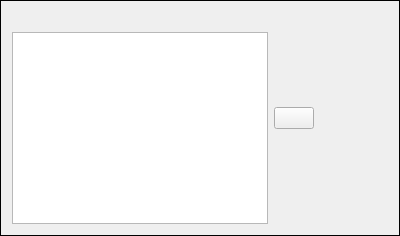
Old version of the form forms/prefabframe.ui in the repository huderlem/porymap.
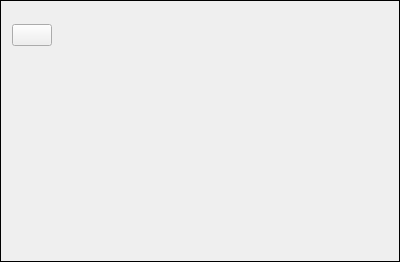
New version of the form. Icons and pictures are not drawn. Custom widgets are drawn as their Qt base class.

What changed in the file:
```diff
--- a/forms/prefabframe.ui
+++ b/forms/prefabframe.ui
@@ -7,7 +7,7 @@
     <x>0</x>
     <y>0</y>
     <width>400</width>
-    <height>149</height>
+    <height>262</height>
    </rect>
   </property>
   <property name="sizePolicy">
@@ -26,7 +26,7 @@
    <string>Frame</string>
   </property>
   <property name="frameShape">
-   <enum>QFrame::Panel</enum>
+   <enum>QFrame::Box</enum>
   </property>
   <layout class="QHBoxLayout" name="horizontalLayout">
    <property name="sizeConstraint">
@@ -34,20 +34,80 @@
    </property>
    <item>
     <layout class="QVBoxLayout" name="verticalLayout">
+     <property name="spacing">
+      <number>0</number>
+     </property>
      <property name="sizeConstraint">
       <enum>QLayout::SetMinimumSize</enum>
      </property>
      <item>
-      <widget class="QLabel" name="label_Name">
+      <widget class="QFrame" name="frame">
        <property name="sizePolicy">
-        <sizepolicy hsizetype="Preferred" vsizetype="Minimum">
+        <sizepolicy hsizetype="Minimum" vsizetype="Preferred">
          <horstretch>0</horstretch>
          <verstretch>0</verstretch>
         </sizepolicy>
        </property>
-       <property name="text">
-        <string/>
+       <property name="frameShape">
+        <enum>QFrame::NoFrame</enum>
        </property>
+       <property name="frameShadow">
+        <enum>QFrame::Raised</enum>
+       </property>
+       <layout class="QHBoxLayout" name="horizontalLayout_3">
+        <property name="spacing">
+         <number>6</number>
+        </property>
+        <property name="leftMargin">
+         <number>0</number>
+        </property>
+        <property name="topMargin">
+         <number>6</number>
+        </property>
+        <property name="rightMargin">
+         <number>9</number>
+        </property>
+        <property name="bottomMargin">
+         <number>6</number>
+        </property>
+        <item>
+         <widget class="QPushButton" name="pushButton">
+          <property name="text">
+           <string/>
+          </property>
+          <property name="icon">
+           <iconset resource="../resources/images.qrc">
+            <normaloff>:/icons/delete.ico</normaloff>:/icons/delete.ico</iconset>
+          </property>
+         </widget>
+        </item>
+        <item>
+         <widget class="QLabel" name="label_Name">
+          <property name="sizePolicy">
+           <sizepolicy hsizetype="Preferred" vsizetype="Minimum">
+            <horstretch>0</horstretch>
+            <verstretch>0</verstretch>
+           </sizepolicy>
+          </property>
+          <property name="text">
+           <string/>
+          </property>
+         </widget>
+        </item>
+        <item>
+         <spacer name="horizontalSpacer_2">
+          <property name="orientation">
+           <enum>Qt::Horizontal</enum>
+          </property>
+          <property name="sizeHint" stdset="0">
+           <size>
+            <width>40</width>
+            <height>20</height>
+           </size>
+          </property>
+         </spacer>
+        </item>
+       </layout>
       </widget>
      </item>
      <item>
@@ -58,21 +118,16 @@
          <verstretch>0</verstretch>
         </sizepolicy>
        </property>
+       <property name="autoFillBackground">
+        <bool>false</bool>
+       </property>
+       <property name="styleSheet">
+        <string notr="true">background-color: transparent</string>
+       </property>
       </widget>
      </item>
     </layout>
    </item>
-   <item>
-    <widget class="QPushButton" name="pushButton">
-     <property name="text">
-      <string/>
-     </property>
-     <property name="icon">
-      <iconset resource="../resources/images.qrc">
-       <normaloff>:/icons/delete.ico</normaloff>:/icons/delete.ico</iconset>
-     </property>
-    </widget>
-   </item>
    <item>
     <spacer name="horizontalSpacer">
      <property name="orientation">
@@ -88,6 +143,13 @@
    </item>
   </layout>
  </widget>
+ <customwidgets>
+  <customwidget>
+   <class>ClickableGraphicsView</class>
+   <extends>QGraphicsView</extends>
+   <header>graphicsview.h</header>
+  </customwidget>
+ </customwidgets>
  <resources>
   <include location="../resources/images.qrc"/>
  </resources>
```
Left out of the diff: 2 changed lines with no effect on the pictures.
